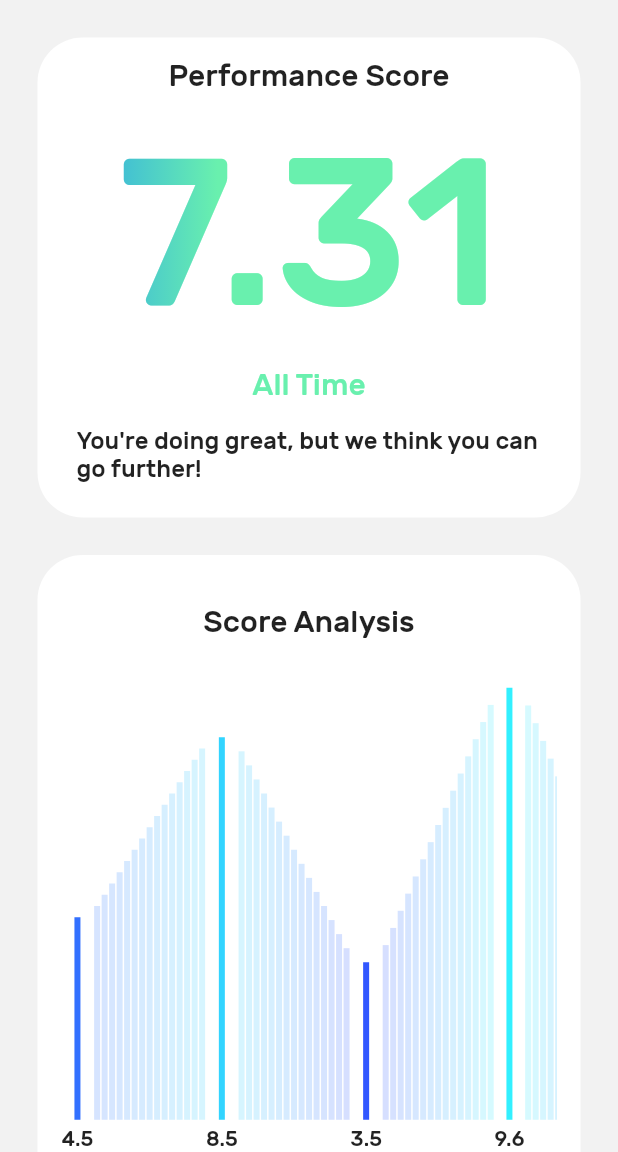
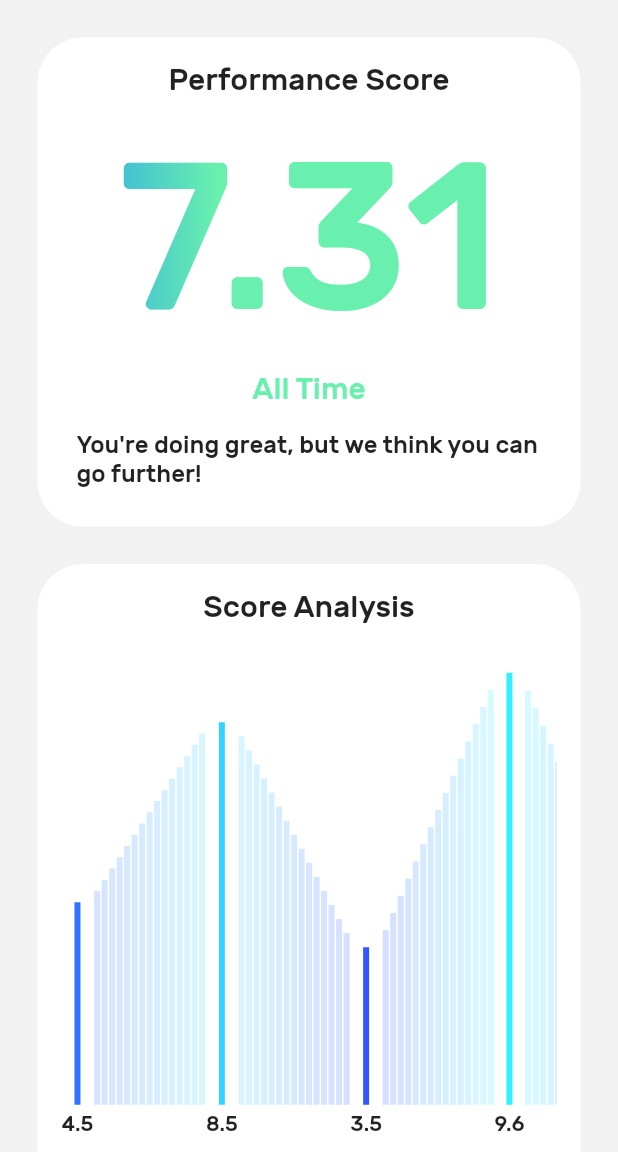
Before and after one commit to Photronium/Math-Solver-App, a Flutter app: the Dashboard screen opened directly, in the side drawer, after a tap on "Dashboard", on a phone screen of 412 x 824 dp, the part 84-1236 px from its top. Run offline on Flutter 3.47's test engine with Material 2 defaults, Android fonts, the phone set to English and light mode, and no system bars; our stand-ins replace cloud_firestore; missing offline and left inert: dart:ffi, flutter_tex; accounts and stored records are empty; project files that could hold a hidden picture were left out.

Commit message:
1 minor change
Widgets now automatically resizes

```diff
--- a/lib/screen/dashboard/dashboard.dart
+++ b/lib/screen/dashboard/dashboard.dart
@@ -262,13 +262,13 @@ class _PerformanceScore extends State<PerformanceScore> {
 
   @override
   Widget build(BuildContext context) {
-    return Container(
-        height: 320.0,
-        child: FlatButton(
+    return  FlatButton(
           shape: RoundedRectangleBorder(
             borderRadius: BorderRadius.circular(30.0),
           ),
           color: Colors.white,
+      child:  Container(
+        padding: EdgeInsets.symmetric(vertical: 16),
           child: Column(
               crossAxisAlignment: CrossAxisAlignment.center,
               mainAxisSize: MainAxisSize.min,
@@ -297,12 +297,13 @@ class _PerformanceScore extends State<PerformanceScore> {
                       style: TextStyle(fontSize: 16.0)),
                 ),
               ]),
+      ),
           onPressed: () {
             setState(() {
               userData.switchMode();
             });
           },
-        ));
+        );
   }
 }
 
@@ -343,13 +344,14 @@ class _ScoreChart extends State<ScoreChart> {
 
   Widget build(BuildContext context) {
     return Container(
-        height: 500.0,
         padding: EdgeInsets.only(top: padding),
         child: FlatButton(
           shape: RoundedRectangleBorder(
             borderRadius: BorderRadius.circular(30.0),
           ),
           color: Colors.white,
+          child:  Container(
+          padding: EdgeInsets.symmetric(vertical: 16),
           child: Column(
               crossAxisAlignment: CrossAxisAlignment.center,
               mainAxisSize: MainAxisSize.min,
@@ -398,6 +400,7 @@ class _ScoreChart extends State<ScoreChart> {
                   style: TextStyle(fontSize: 14.0),
                 ),
               ]),
+          ),
           onPressed: () {
             setState(() {
               userData.switchMode();
@@ -437,13 +440,14 @@ class _PerformanceHistory extends State<PerformanceHistory> {
 
   Widget build(BuildContext context) {
     return Container(
-        height: 250.0,
         padding: EdgeInsets.only(top: padding),
         child: FlatButton(
           shape: RoundedRectangleBorder(
             borderRadius: BorderRadius.circular(30.0),
           ),
           color: Colors.white,
+          child: Container(
+    padding:EdgeInsets.symmetric(vertical: 16),
           child: Column(
               crossAxisAlignment: CrossAxisAlignment.center,
               mainAxisSize: MainAxisSize.min,
@@ -494,6 +498,7 @@ class _PerformanceHistory extends State<PerformanceHistory> {
                   ],
                 ),
               ]),
+          ),
           onPressed: () {
             print("Simplex");
           },
@@ -516,7 +521,6 @@ class ScorePredictor extends StatefulWidget {
 class _ScorePredictor extends State<ScorePredictor> {
   bool showFuture = false;
   bool showGraph = false;
-  double widgetHeight = 218;
   DataReader userData = DataReader();
 
   var Blocked = Column(
@@ -603,7 +607,6 @@ class _ScorePredictor extends State<ScorePredictor> {
         ]);
 
     return Container(
-        height: widgetHeight,
         padding: EdgeInsets.only(top: padding),
         child: FlatButton(
           shape: RoundedRectangleBorder(
@@ -611,7 +614,7 @@ class _ScorePredictor extends State<ScorePredictor> {
           ),
           color: Colors.white,
           child: Padding(
-            padding: EdgeInsets.only(top: 18),
+            padding: EdgeInsets.symmetric(vertical: 18),
             child: Column(children: <Widget>[
               showFuture ? Unblocked : Blocked,
               showFuture && !showGraph
@@ -627,11 +630,9 @@ class _ScorePredictor extends State<ScorePredictor> {
             setState(() {
               if (!showFuture) {
                 showFuture = true;
-                widgetHeight = 330;
               }
               else {
                 showGraph = true;
-                widgetHeight = 680;
               }
             });
           },
```
